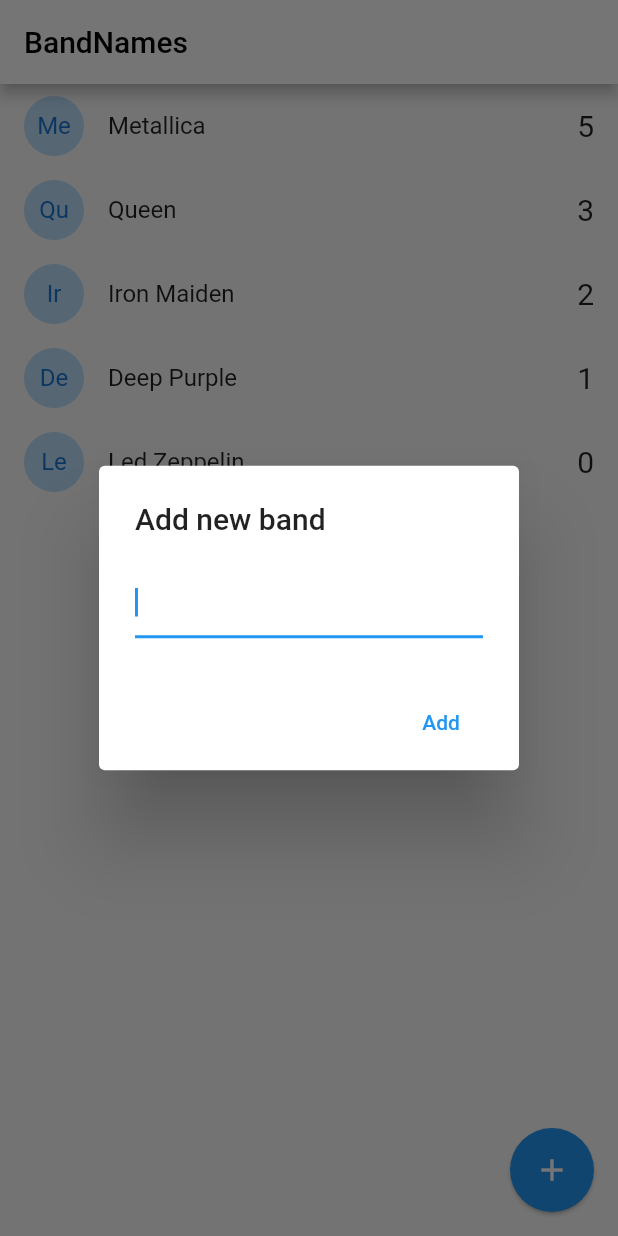
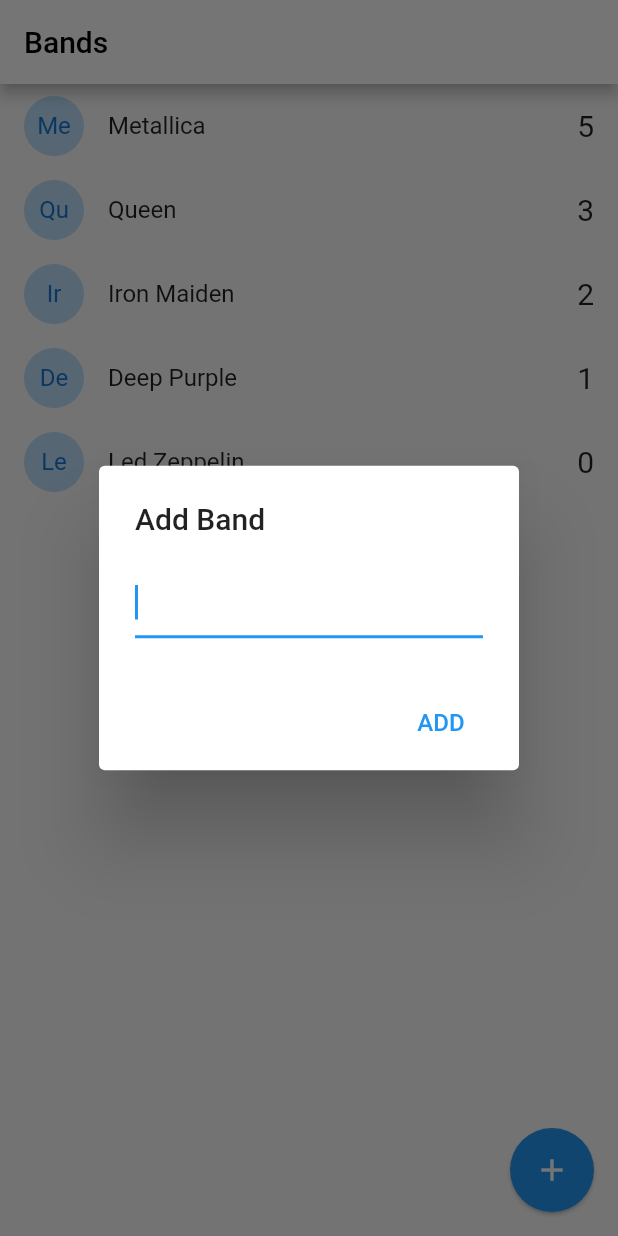
Before and after one commit to HajdukSanchez/Band-Name, a Flutter app: the screen it shows after launch, after a tap on the "add" icon, on a phone screen of 412 x 824 dp. Run offline on Flutter 3.47's test engine with Material 2 defaults, Android fonts, the phone set to English and light mode, and no system bars.

Commit message:
:bookmark: [ADD] New release finished Section 2
g s

```diff
--- a/lib/pages/home.dart
+++ b/lib/pages/home.dart
@@ -25,7 +25,7 @@ class _HomePageState extends State<HomePage> {
   void _addNewBand() {
     // Object for managed the text input
     final _textEditingController = TextEditingController();
-    const _dialogAddTitle = 'Add new band';
+    const _dialogAddTitle = 'Add Band';
     const _dialogAddButtonText = 'Add';
     const _dialogDeleteButtonText = 'Dismiss';
 
@@ -37,13 +37,16 @@ class _HomePageState extends State<HomePage> {
           title: const Text(_dialogAddTitle),
           // Text Filed for add information
           content: TextField(
-            controller: _textEditingController,
-            autofocus: true,
-            keyboardType: TextInputType.text,
-          ),
+              controller: _textEditingController,
+              autofocus: true,
+              keyboardType: TextInputType.text,
+              style: const TextStyle(fontSize: 20)),
           actions: [
             MaterialButton(
-              child: const Text(_dialogAddButtonText),
+              child: Text(
+                _dialogAddButtonText.toUpperCase(),
+                style: const TextStyle(fontSize: 16),
+              ),
               elevation: 5,
               textColor: Colors.blue,
               onPressed: () => _addBandToList(_textEditingController.text),
@@ -97,7 +100,7 @@ class _HomePageState extends State<HomePage> {
     return Scaffold(
       appBar: AppBar(
         title: const Text(
-          'BandNames',
+          'Bands',
           style: TextStyle(color: Colors.black),
         ),
         backgroundColor: Colors.white,
```
